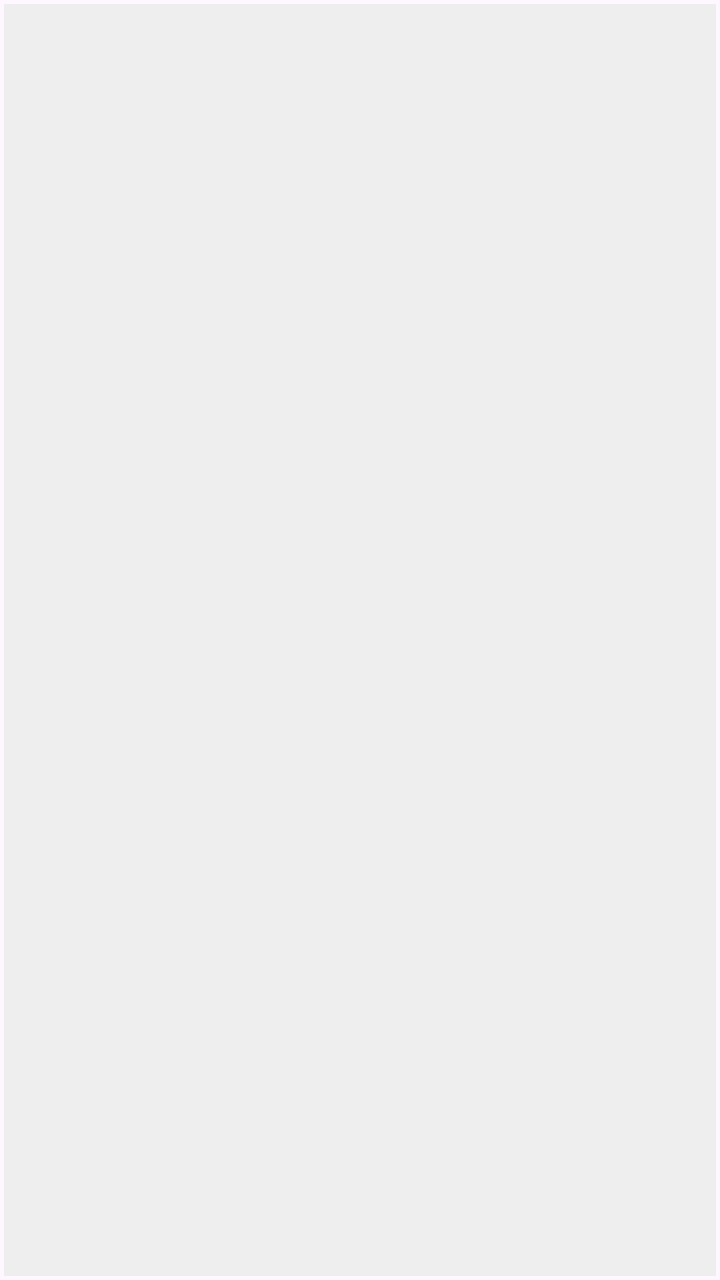
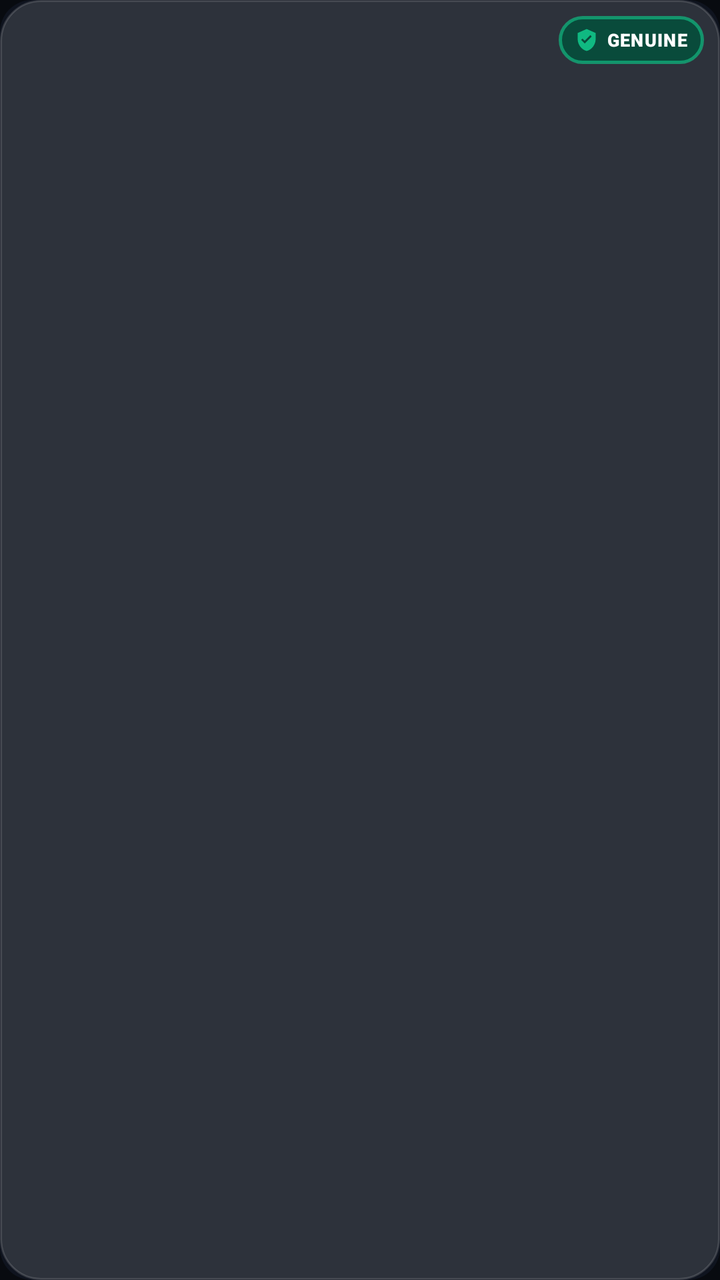

Two renders of the same Android screen: before a commit and after it. Below are the layout's source before the change and the commit's diff.
<!-- AndroidManifest.xml: application theme Theme.FretGallery -->
<!-- res/layout/item_photo.xml -->
<?xml version="1.0" encoding="utf-8"?>
<FrameLayout xmlns:android="http://schemas.android.com/apk/res/android"
    android:layout_width="match_parent"
    android:layout_height="120dp"
    android:padding="2dp">

    <ImageView
        android:id="@+id/imageView"
        android:layout_width="match_parent"
        android:layout_height="match_parent"
        android:scaleType="centerCrop"
        android:background="#EEEEEE"
        android:contentDescription="photo" />

    <ImageView
        android:id="@+id/fretBadge"
        android:layout_width="24dp"
        android:layout_height="24dp"
        android:layout_gravity="bottom|end"
        android:src="@drawable/ic_check_circle"
        android:visibility="gone"
        android:contentDescription="FRET MARK" />

</FrameLayout>
<!-- resources referenced by this layout -->
<resources>
  <!-- drawable ic_check_circle (drawable) -->
  <?xml version="1.0" encoding="utf-8"?>
  <vector xmlns:android="http://schemas.android.com/apk/res/android"
      android:width="24dp"
      android:height="24dp"
      android:viewportWidth="24"
      android:viewportHeight="24">
      <path
          android:fillColor="#4CAF50"
          android:pathData="M12,2C6.48,2 2,6.48 2,12s4.48,10 10,10 10,-4.48 10,-10S17.52,2 12,2zM10,17l-5,-5 1.41,-1.41L10,14.17l7.59,-7.59L19,8l-9,9z" />
  </vector>
  <style name="Theme.FretGallery" parent="Base.Theme.FretGallery" />
  <style name="Base.Theme.FretGallery" parent="Theme.Material3.DayNight.NoActionBar">
          
          
      </style>
</resources>

<!-- the commit's change to res/layout/item_photo.xml (unified diff, before → after) -->
@@ -1,24 +1,73 @@
 <?xml version="1.0" encoding="utf-8"?>
-<FrameLayout xmlns:android="http://schemas.android.com/apk/res/android"
+<androidx.cardview.widget.CardView xmlns:android="http://schemas.android.com/apk/res/android"
+    xmlns:app="http://schemas.android.com/apk/res-auto"
     android:layout_width="match_parent"
-    android:layout_height="120dp"
-    android:padding="2dp">
+    android:layout_height="140dp"
+    android:layout_margin="4dp"
+    app:cardBackgroundColor="@color/bg_dark_surface"
+    app:cardCornerRadius="16dp"
+    app:cardElevation="0dp"
+    app:cardPreventCornerOverlap="true">
 
-    <ImageView
-        android:id="@+id/imageView"
+    <FrameLayout
         android:layout_width="match_parent"
-        android:layout_height="match_parent"
-        android:scaleType="centerCrop"
-        android:background="#EEEEEE"
-        android:contentDescription="photo" />
+        android:layout_height="match_parent">
 
-    <ImageView
-        android:id="@+id/fretBadge"
-        android:layout_width="24dp"
-        android:layout_height="24dp"
-        android:layout_gravity="bottom|end"
-        android:src="@drawable/ic_check_circle"
-        android:visibility="gone"
-        android:contentDescription="FRET MARK" />
+        
+        <ImageView
+            android:id="@+id/imageView"
+            android:layout_width="match_parent"
+            android:layout_height="match_parent"
+            android:background="@color/bg_dark_surface"
+            android:contentDescription="Photo Thumbnail"
+            android:scaleType="centerCrop" />
 
-</FrameLayout>
+        
+        <View
+            android:layout_width="match_parent"
+            android:layout_height="match_parent"
+            android:background="@drawable/bg_glass_card" />
+
+        
+        <LinearLayout
+            android:id="@+id/statusBadgeContainer"
+            android:layout_width="wrap_content"
+            android:layout_height="24dp"
+            android:layout_gravity="top|end"
+            android:layout_margin="8dp"
+            android:background="@drawable/bg_badge_genuine"
+            android:gravity="center_vertical"
+            android:orientation="horizontal"
+            android:paddingHorizontal="8dp">
+
+            <ImageView
+                android:id="@+id/statusBadgeIcon"
+                android:layout_width="12dp"
+                android:layout_height="12dp"
+                android:src="@drawable/ic_shield_check" />
+
+            <TextView
+                android:id="@+id/statusBadgeText"
+                android:layout_width="wrap_content"
+                android:layout_height="wrap_content"
+                android:layout_marginStart="4dp"
+                android:fontFamily="sans-serif-black"
+                android:letterSpacing="0.05"
+                android:text="GENUINE"
+                android:textColor="@color/text_primary"
+                android:textSize="9sp" />
+        </LinearLayout>
+
+        
+        <ProgressBar
+            android:id="@+id/cardProgressBar"
+            android:layout_width="20dp"
+            android:layout_height="20dp"
+            android:layout_gravity="bottom|end"
+            android:layout_margin="8dp"
+            android:indeterminateTint="@color/accent_cyan"
+            android:visibility="gone" />
+
+    </FrameLayout>
+
+</androidx.cardview.widget.CardView>
<!-- resource entries referenced after the edit -->
@@ -1,20 +1,68 @@
 <!-- resources referenced by this layout -->
 <resources>
-  <!-- drawable ic_check_circle (drawable) -->
+  <color name="accent_cyan">#00F5D4</color>
+  <color name="bg_dark_surface">#0F141F</color>
+  <color name="text_primary">#FFFFFF</color>
+  <!-- drawable bg_badge_genuine (drawable) -->
   <?xml version="1.0" encoding="utf-8"?>
+  <shape xmlns:android="http://schemas.android.com/apk/res/android"
+      android:shape="rectangle">
+      <solid android:color="#E6064E3B" />
+      <corners android:radius="100dp" />
+      <stroke
+          android:width="1.5dp"
+          android:color="#B310B981" />
+  </shape>
+  <!-- drawable bg_glass_card (drawable) -->
+  <?xml version="1.0" encoding="utf-8"?>
+  <shape xmlns:android="http://schemas.android.com/apk/res/android"
+      android:shape="rectangle">
+      <solid android:color="@color/bg_glass_card" />
+      <corners android:radius="20dp" />
+      <stroke
+          android:width="1dp"
+          android:color="@color/glass_border" />
+  </shape>
+  <!-- drawable ic_shield_check (drawable) -->
   <vector xmlns:android="http://schemas.android.com/apk/res/android"
       android:width="24dp"
       android:height="24dp"
       android:viewportWidth="24"
       android:viewportHeight="24">
-      <path
-          android:fillColor="#4CAF50"
-          android:pathData="M12,2C6.48,2 2,6.48 2,12s4.48,10 10,10 10,-4.48 10,-10S17.52,2 12,2zM10,17l-5,-5 1.41,-1.41L10,14.17l7.59,-7.59L19,8l-9,9z" />
+    <path
+        android:fillColor="@color/status_genuine"
+        android:pathData="M12,1L3,5v6c0,5.55 3.84,10.74 9,12c5.16,-1.26 9,-6.45 9,-12V5L12,1zM10,15.5l-3.5,-3.5l1.41,-1.41L10,12.67l5.59,-5.59L17,8.5L10,15.5z"/>
   </vector>
   <style name="Theme.FretGallery" parent="Base.Theme.FretGallery" />
-  <style name="Base.Theme.FretGallery" parent="Theme.Material3.DayNight.NoActionBar">
-          
-          
+  <color name="bg_glass_card">#20FFFFFF</color>
+  <color name="glass_border">#25FFFFFF</color>
+  <color name="status_genuine">#10B981</color>
+  <style name="Base.Theme.FretGallery" parent="Theme.Material3.Dark.NoActionBar">
+          <item name="android:windowBackground">@color/bg_dark</item>
+          <item name="android:statusBarColor">@color/bg_dark</item>
+          <item name="android:navigationBarColor">@color/bg_dark</item>
+          <item name="colorPrimary">@color/accent_cyan</item>
+          <item name="colorSecondary">@color/accent_purple</item>
+          <item name="colorSurface">@color/bg_dark_surface</item>
+          <item name="android:textColorPrimary">@color/text_primary</item>
+          <item name="android:textColorSecondary">@color/text_secondary</item>
+          <item name="bottomSheetDialogTheme">@style/Theme.FretGallery.BottomSheetDialog</item>
+      </style>
+  <color name="bg_dark">#080B10</color>
+  <color name="accent_purple">#7928CA</color>
+  <color name="text_secondary">#94A3B8</color>
+  <style name="Theme.FretGallery.BottomSheetDialog" parent="ThemeOverlay.Material3.BottomSheetDialog">
+          <item name="bottomSheetStyle">@style/FretGallery.BottomSheet</item>
+          <item name="android:windowIsFloating">false</item>
+          <item name="android:statusBarColor">@android:color/transparent</item>
+      </style>
+  <style name="FretGallery.BottomSheet" parent="Widget.Material3.BottomSheet">
+          <item name="backgroundTint">@android:color/transparent</item>
+          <item name="shapeAppearance">@style/ShapeAppearance.FretG.BottomSheet</item>
+      </style>
+  <style name="ShapeAppearance.FretG.BottomSheet" parent="ShapeAppearance.Material3.Corner.Top">
+          <item name="cornerSizeTopLeft">28dp</item>
+          <item name="cornerSizeTopRight">28dp</item>
       </style>
 </resources>
 
